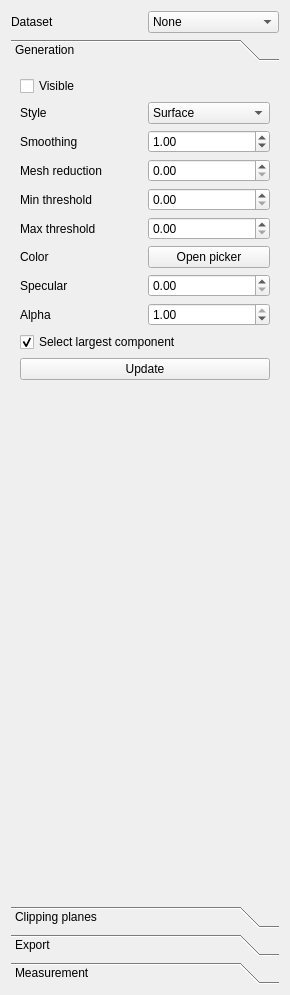
Before: the Qt Designer form branches/smeesters/plugins/testing/smeesters/IsosurfaceVisualization/IsosurfaceVisualization.ui in BackupTheBerlios/viste-tool-svn, drawn with Qt 5.
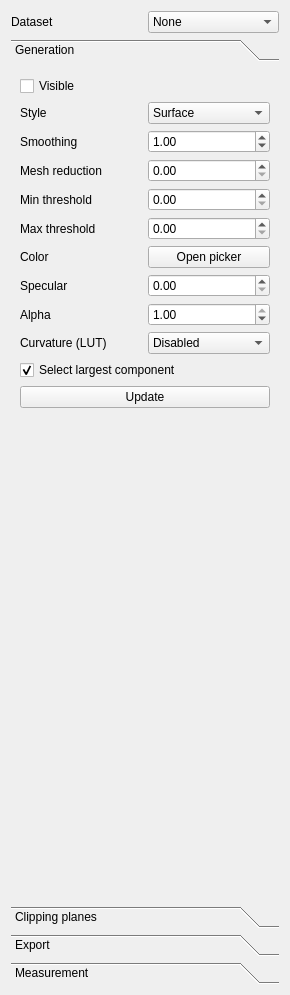
After: the same form once the commit is applied. The open tabs and pages were chosen to show the change.

Commit message: Curvature GUI tools -- use transfer function plugin for selecting LUT

What changed in the file:
```diff
--- a/branches/smeesters/plugins/testing/smeesters/IsosurfaceVisualization/IsosurfaceVisualization.ui
+++ b/branches/smeesters/plugins/testing/smeesters/IsosurfaceVisualization/IsosurfaceVisualization.ui
@@ -60,7 +60,7 @@
         <x>0</x>
         <y>0</y>
         <width>272</width>
-        <height>814</height>
+        <height>841</height>
        </rect>
       </property>
       <attribute name="label">
@@ -254,6 +254,22 @@
            </property>
           </widget>
          </item>
+         <item row="9" column="0">
+          <widget class="QLabel" name="label_27">
+           <property name="text">
+            <string>Curvature (LUT)</string>
+           </property>
+          </widget>
+         </item>
+         <item row="9" column="1">
+          <widget class="QComboBox" name="comboBoxCurvatureLUT">
+           <item>
+            <property name="text">
+             <string>Disabled</string>
+            </property>
+           </item>
+          </widget>
+         </item>
         </layout>
        </item>
        <item>
```
Left out of the diff: 132 changed lines with no effect on the pictures. The commit also changes 2 other files.
